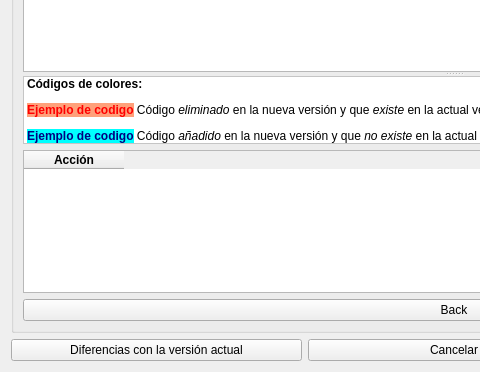
First picture: the form in src/lib/daobusiness/forms/importsystemitems.ui, repository dpinelo/AS7, before the edit; both pictures show x 0 to 480 and y 179 to 551 of the 908 by 551 pixel window.
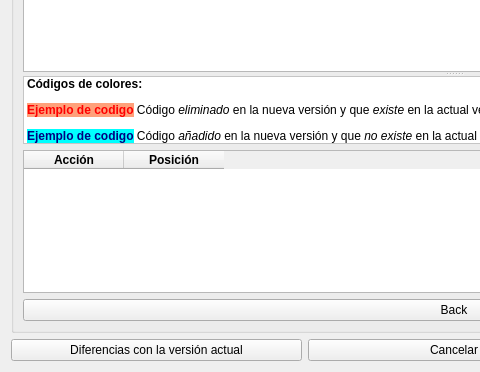
Second picture: the form after the edit. Icons and pictures are not drawn.

Diff of the .ui file:
```diff
--- a/src/lib/daobusiness/forms/importsystemitems.ui
+++ b/src/lib/daobusiness/forms/importsystemitems.ui
@@ -287,6 +287,17 @@
                   </font>
                  </property>
                 </column>
+                <column>
+                 <property name="text">
+                  <string>Posición</string>
+                 </property>
+                 <property name="font">
+                  <font>
+                   <weight>75</weight>
+                   <bold>true</bold>
+                  </font>
+                 </property>
+                </column>
                </widget>
               </item>
              </layout>
```
